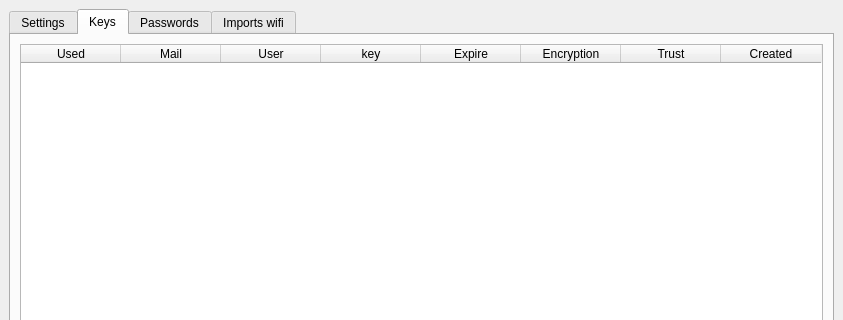
This is PassUI/data/PassUI.ui in vincentBenet/PassUI as Qt 5 draws it before an edit; both pictures show x 0 to 843 and y 0 to 320 of the 843 by 518 pixel window. The edited form follows.
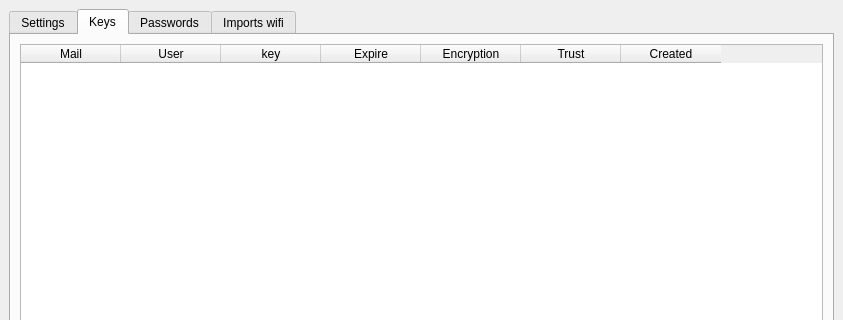
This is the edited form. The open tabs and pages were chosen to show the change.

Commit message: import & export keys

```diff
--- a/PassUI/data/PassUI.ui
+++ b/PassUI/data/PassUI.ui
@@ -148,11 +148,6 @@
        <layout class="QGridLayout" name="gridLayout_5">
         <item row="0" column="0">
          <widget class="QTableWidget" name="gpg_keys_table">
-          <column>
-           <property name="text">
-            <string>Used</string>
-           </property>
-          </column>
           <column>
            <property name="text">
             <string>Mail</string>
```
Left out of the diff: 2 changed lines with no effect on the pictures. The commit also changes 2 other files.
